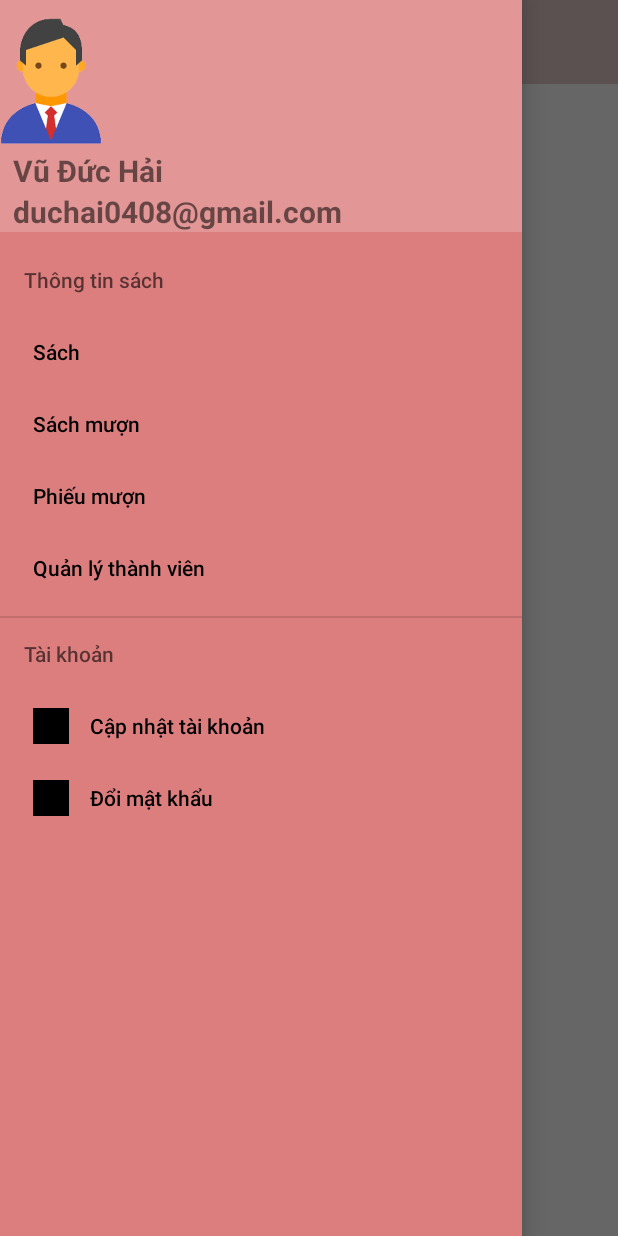
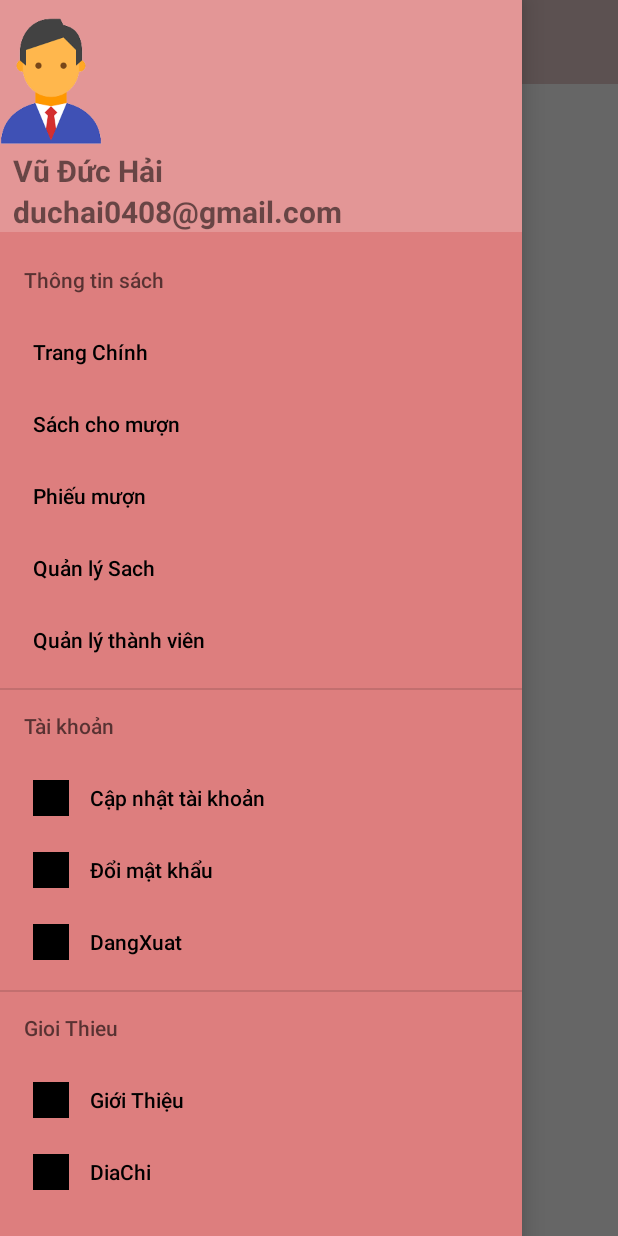
Before and after one commit to Dongocthach/NhatNghiaApp_1, an Android app: the screen it shows after launch (MainActivity), with the side drawer open, on a phone screen of 412 x 824 dp. Run offline under Robolectric (Android 15) with nearby library versions, the phone set to English and light mode, and no system bars.

Commit message:
first commit

```diff
--- a/app/src/main/res/menu/menu.xml
+++ b/app/src/main/res/menu/menu.xml
@@ -10,15 +10,19 @@
         <menu>
             <item
                 android:id="@+id/menuSach"
-                android:title="Sách"
+                android:title="Trang Chính"
                 />
             <item
                 android:id="@+id/menuSachmuon"
-                android:title="Sách mượn"
+                android:title="Sách cho mượn"
                 />
             <item
                 android:id="@+id/menuPhieumuon"
                 android:title="Phiếu mượn"
+                />
+            <item
+                android:id="@+id/menuQuanLySach"
+                android:title="Quản lý Sach"
                 />
             <item
                 android:id="@+id/menuQuanLyThanhVien"
@@ -38,6 +42,23 @@
             <item android:id="@+id/menuDoimatkhau"
                 android:title="Đổi mật khẩu"
                 android:icon="@color/black"/>
+            <item android:id="@+id/menuDangXuat"
+                android:title="DangXuat"
+                android:icon="@color/black"/>
+        </menu>
+    </item>
+    <item
+        android:id="@+id/gioithieu"
+        android:title="Gioi Thieu"
+        app:showAsAction="never">
+        <menu>
+            <item android:id="@+id/menuGioiThieu"
+                android:title="Giới Thiệu"
+                android:icon="@color/black"/>
+            <item android:id="@+id/menuToado"
+                android:title="DiaChi"
+                android:icon="@color/black"/>
+
         </menu>
     </item>
 
```
